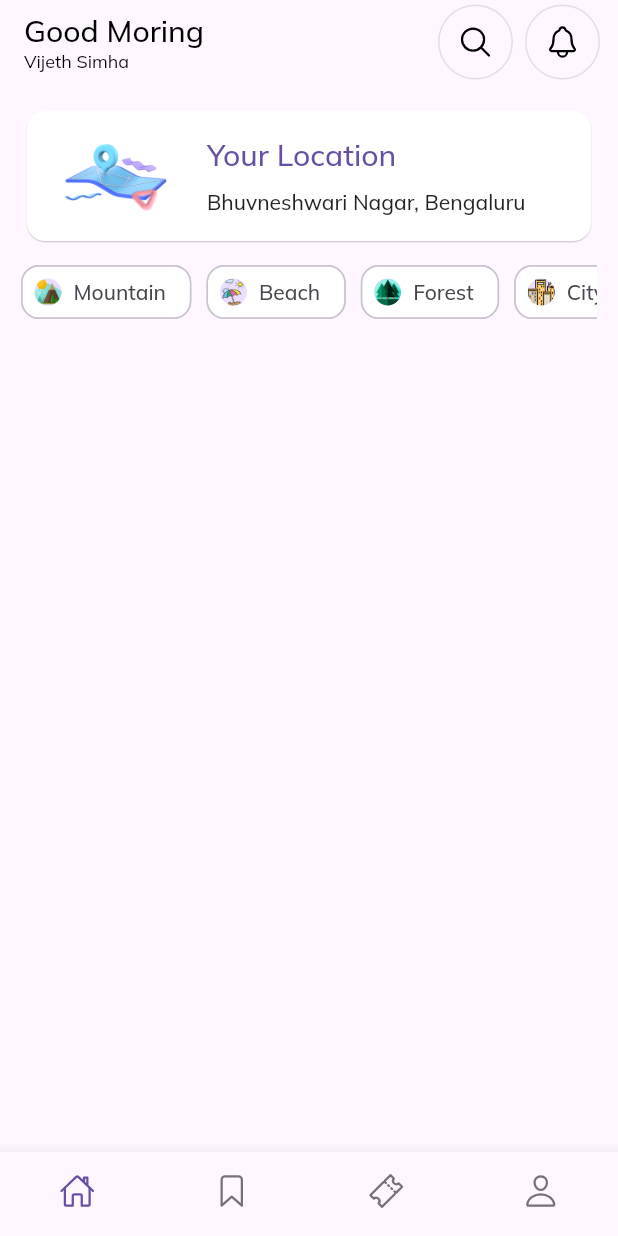
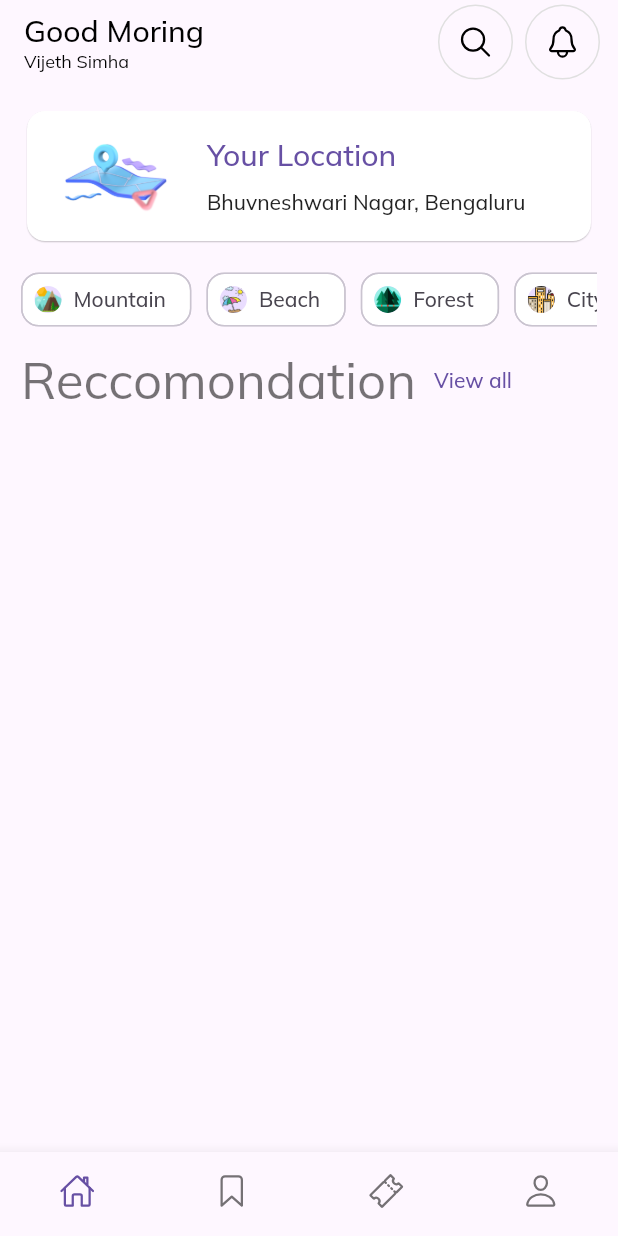
Before and after one commit to vijeth-simha/flutter_ui_playground, a Flutter app: the HomePage screen opened directly, on a phone screen of 412 x 824 dp. Run offline on Flutter 3.47's test engine with Material 2 defaults, Android fonts, the light colour scheme and no system bars; our stand-ins replace google_fonts, ionicons.

Commit message:
started reccomandation

```diff
--- a/lib/pages/home_page.dart
+++ b/lib/pages/home_page.dart
@@ -33,12 +33,22 @@ class HomePage extends StatelessWidget {
       ),
       body: ListView(
         padding: const EdgeInsets.all(14),
-        children: const [
-          LocationCard(),
-          SizedBox(
+        children: [
+          const LocationCard(),
+          const SizedBox(
+            height: 15,
+          ),
+          const TouristPlaces(),
+          const SizedBox(
             height: 10,
           ),
-          TouristPlaces()
+          Row(
+            children: [
+              Text("Reccomondation",
+                  style: Theme.of(context).textTheme.headlineMedium),
+              TextButton(onPressed: () {}, child: const Text("View all"))
+            ],
+          )
         ],
       ),
       bottomNavigationBar: BottomNavigationBar(
```
